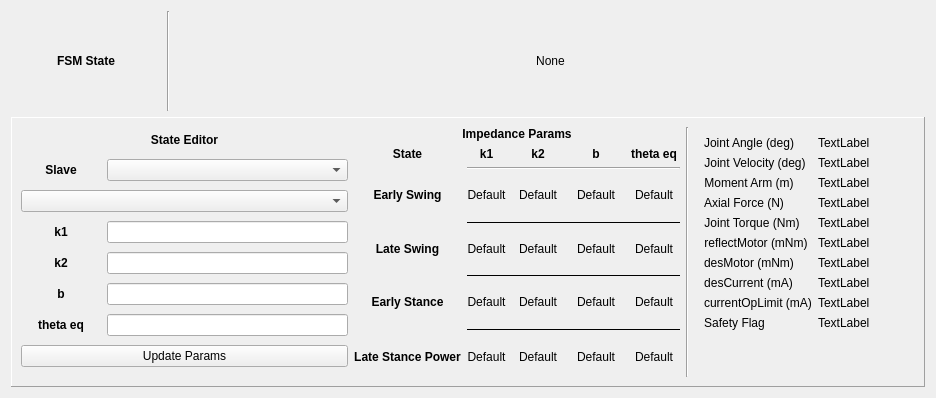
Old version of the form ui/w_gainsCommand.ui in the repository johnbatzer18/biomech_flexsea-plan.
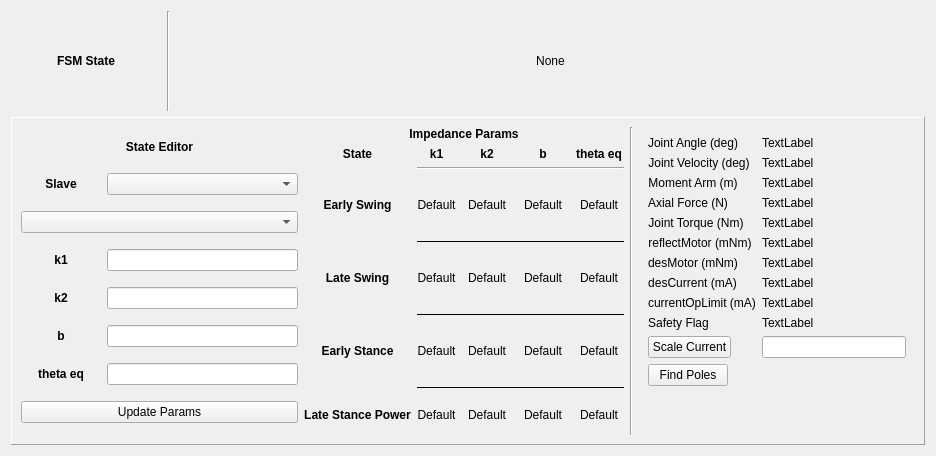
New version of the form.

Commit message: gui refresh fix. Not sure why changing offsets crashes

Diff of the .ui file:
```diff
--- a/ui/w_gainsCommand.ui
+++ b/ui/w_gainsCommand.ui
@@ -7,7 +7,7 @@
     <x>0</x>
     <y>0</y>
     <width>936</width>
-    <height>398</height>
+    <height>456</height>
    </rect>
   </property>
   <property name="sizePolicy">
@@ -1131,6 +1131,23 @@
            </property>
           </widget>
          </item>
+         <item row="12" column="0">
+          <widget class="QPushButton" name="pushButton_findPoles">
+           <property name="text">
+            <string>Find Poles</string>
+           </property>
+          </widget>
+         </item>
+         <item row="11" column="0">
+          <widget class="QPushButton" name="pushButton_currentScalar">
+           <property name="text">
+            <string>Scale Current</string>
+           </property>
+          </widget>
+         </item>
+         <item row="11" column="1">
+          <widget class="QLineEdit" name="lineEdit_currentScalar"/>
+         </item>
         </layout>
        </widget>
       </item>
```
The commit also changes 2 other files.
